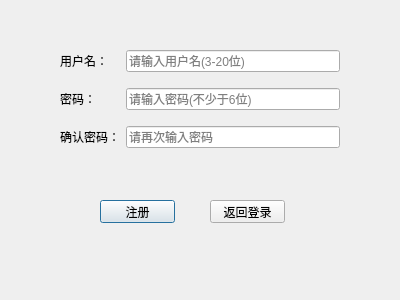
wuhu503/IMSystem, file client/ui/registerdialog.ui: the form before one commit.
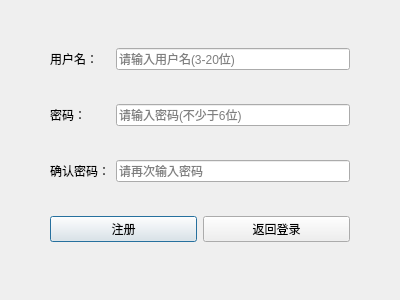
The form after the commit.

Commit message:
fix: 修复登录注册功能的多个问题
- 修复连接过程中输入变化导致数据不一致，改为保存变量后发送
- 添加重复点击保护，防止多次连接尝试
- 登录成功后保存token到TcpClient
- 添加连接状态管理(isConnecting)，防止重复连接
- 注册流程使用默认服务器配置(127.0.0.1:8080)
- 注册成功后自动返回登录界面并填充用户名
- 修复"返回登录"按钮信号重复连接问题
- 修复UI文件编码问题(UTF-8 with BOM)
- 端口输入框添加QIntValidator验证
- 添加聊天窗口
- 添加测试好友

```diff
--- a/client/ui/registerdialog.ui
+++ b/client/ui/registerdialog.ui
@@ -13,42 +13,16 @@
   <property name="windowTitle">
    <string>用户注册</string>
   </property>
-  <widget class="QPushButton" name="registerBtn">
-   <property name="geometry">
-    <rect>
-     <x>100</x>
-     <y>200</y>
-     <width>75</width>
-     <height>23</height>
-    </rect>
-   </property>
-   <property name="text">
-    <string>注册</string>
-   </property>
-  </widget>
-  <widget class="QPushButton" name="backBtn">
-   <property name="geometry">
-    <rect>
-     <x>210</x>
-     <y>200</y>
-     <width>75</width>
-     <height>23</height>
-    </rect>
-   </property>
-   <property name="text">
-    <string>返回登录</string>
-   </property>
-  </widget>
   <widget class="QWidget" name="layoutWidget">
    <property name="geometry">
     <rect>
-     <x>60</x>
-     <y>40</y>
-     <width>280</width>
-     <height>120</height>
+     <x>50</x>
+     <y>20</y>
+     <width>300</width>
+     <height>250</height>
     </rect>
    </property>
-   <layout class="QGridLayout" name="gridLayout" rowstretch="0,0,0">
+   <layout class="QGridLayout" name="gridLayout">
     <item row="0" column="0">
      <widget class="QLabel" name="label">
       <property name="text">
@@ -97,6 +71,24 @@
       </property>
      </widget>
     </item>
+    <item row="3" column="0" colspan="2">
+     <layout class="QHBoxLayout" name="buttonLayout">
+      <item>
+       <widget class="QPushButton" name="registerBtn">
+        <property name="text">
+         <string>注册</string>
+        </property>
+       </widget>
+      </item>
+      <item>
+       <widget class="QPushButton" name="backBtn">
+        <property name="text">
+         <string>返回登录</string>
+        </property>
+       </widget>
+      </item>
+     </layout>
+    </item>
    </layout>
   </widget>
  </widget>
```
The commit also changes 12 other files.
